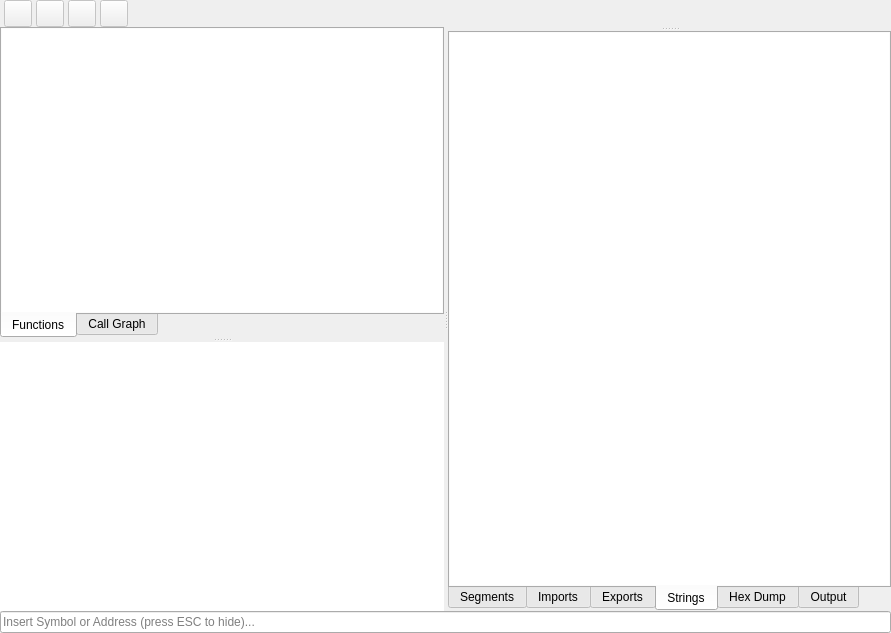
This is widgets/disassemblerview/disassemblerview.ui in REDasmOrg/REDasm as Qt 5 draws it before an edit. The edited form follows.
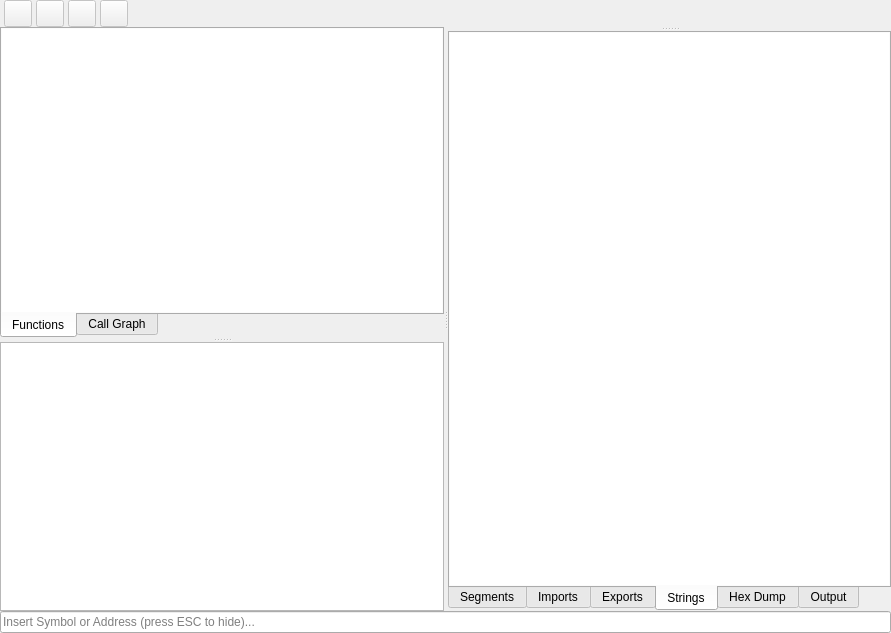
This is the edited form. Icons and pictures are not drawn. Custom widgets are drawn as their Qt base class.

```diff
--- a/widgets/disassemblerview/disassemblerview.ui
+++ b/widgets/disassemblerview/disassemblerview.ui
@@ -234,12 +234,6 @@
        </widget>
       </widget>
       <widget class="QTreeView" name="tvReferences">
-       <property name="frameShape">
-        <enum>QFrame::NoFrame</enum>
-       </property>
-       <property name="frameShadow">
-        <enum>QFrame::Plain</enum>
-       </property>
        <property name="lineWidth">
         <number>0</number>
        </property>
```
Left out of the diff: 20 changed lines with no effect on the pictures.
